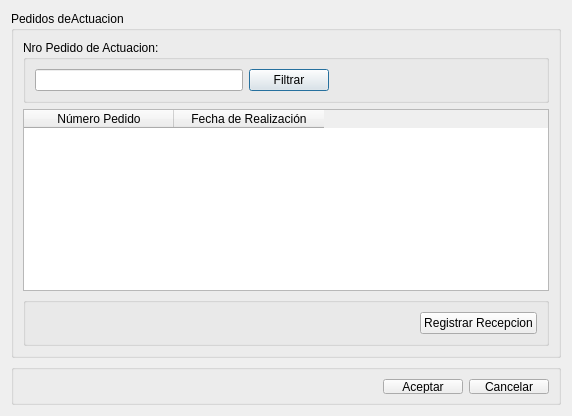
guilleurrutia10/division-transporte, file src/ui/DialogRegistrarRecepcionDePedidoDeActuacion.ui: the form before one commit.
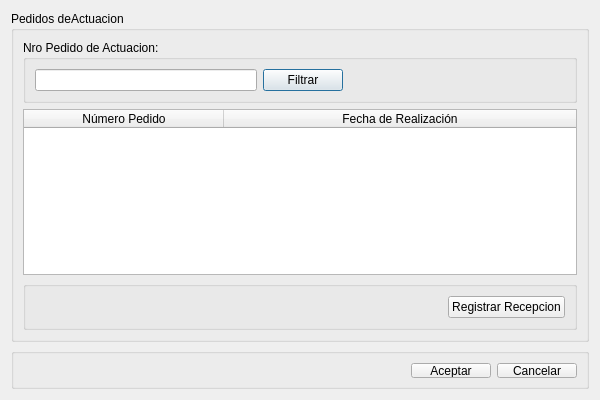
The form after the commit.

What changed in the file:
```diff
--- a/src/ui/DialogRegistrarRecepcionDePedidoDeActuacion.ui
+++ b/src/ui/DialogRegistrarRecepcionDePedidoDeActuacion.ui
@@ -6,10 +6,16 @@
    <rect>
     <x>0</x>
     <y>0</y>
-    <width>572</width>
-    <height>416</height>
+    <width>600</width>
+    <height>400</height>
    </rect>
   </property>
+  <property name="minimumSize">
+   <size>
+    <width>600</width>
+    <height>400</height>
+   </size>
+  </property>
   <property name="windowTitle">
    <string>Registrar Recepcion de Pedido de Actuacion</string>
   </property>
@@ -23,7 +29,10 @@
       <item row="1" column="0">
        <widget class="QTableWidget" name="tableWidget">
         <attribute name="horizontalHeaderDefaultSectionSize">
-         <number>150</number>
+         <number>200</number>
+        </attribute>
+        <attribute name="horizontalHeaderStretchLastSection">
+         <bool>true</bool>
         </attribute>
         <column>
          <property name="text">
```
Left out of the diff: 3 changed lines with no effect on the pictures.
